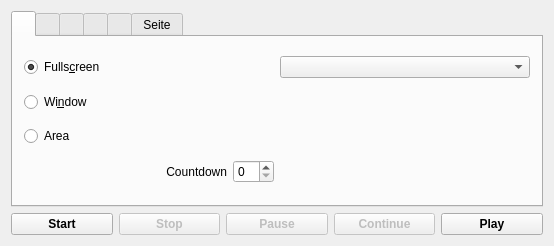
First picture: the form in mainwindow.ui, repository vkohaupt/vokoscreenNG, before the edit.
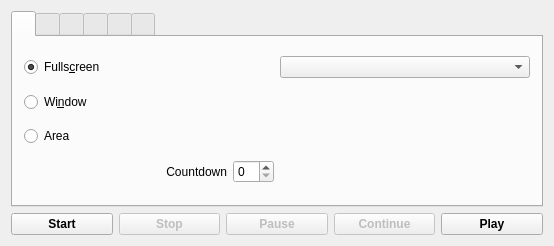
Second picture: the form after the edit. Icons and pictures are not drawn.

Patch:
```diff
--- a/mainwindow.ui
+++ b/mainwindow.ui
@@ -357,7 +357,7 @@
       </widget>
       <widget class="QWidget" name="tabAvailable">
        <attribute name="title">
-        <string>Seite</string>
+        <string/>
        </attribute>
        <layout class="QVBoxLayout" name="verticalLayout_8">
         <item>
```
